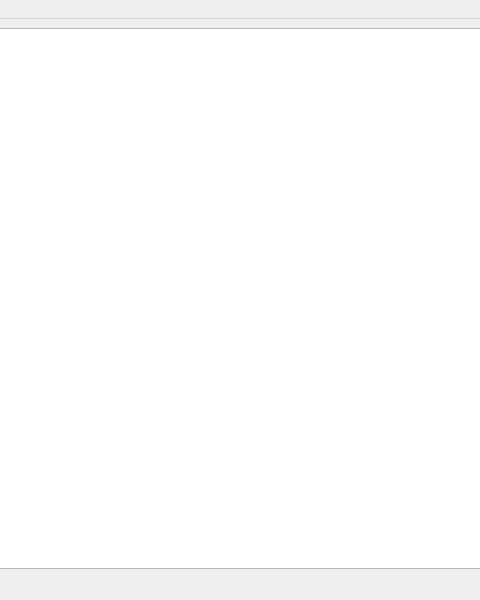
Above: mainwindow.ui from yuripilshikov/QtDbReaderProject before the change; both pictures show x 160 to 640 and y 0 to 600 of the 800 by 600 pixel window. Below: the same form after it.
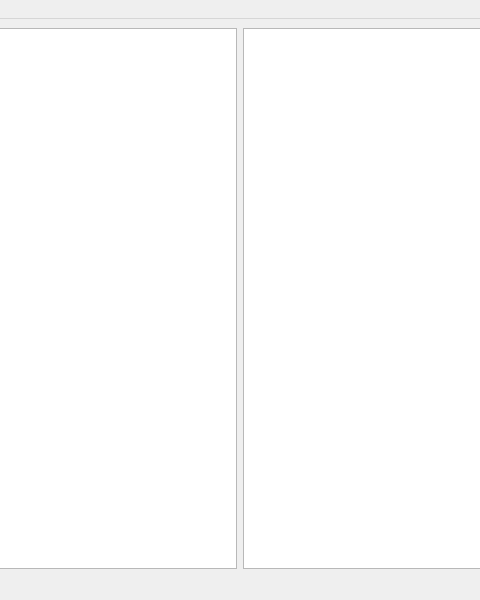
That is the form after the change.

Commit message: Core functionality

Diff of the .ui file:
```diff
--- a/mainwindow.ui
+++ b/mainwindow.ui
@@ -14,10 +14,13 @@
    <string>MainWindow</string>
   </property>
   <widget class="QWidget" name="centralwidget">
-   <layout class="QVBoxLayout" name="verticalLayout">
+   <layout class="QHBoxLayout" name="horizontalLayout">
     <item>
      <widget class="QTableView" name="tableView"/>
     </item>
+    <item>
+     <widget class="QTextBrowser" name="textBrowser"/>
+    </item>
    </layout>
   </widget>
   <widget class="QMenuBar" name="menubar">
```
Left out of the diff: 8 changed lines with no effect on the pictures. The commit also changes 2 other files.
